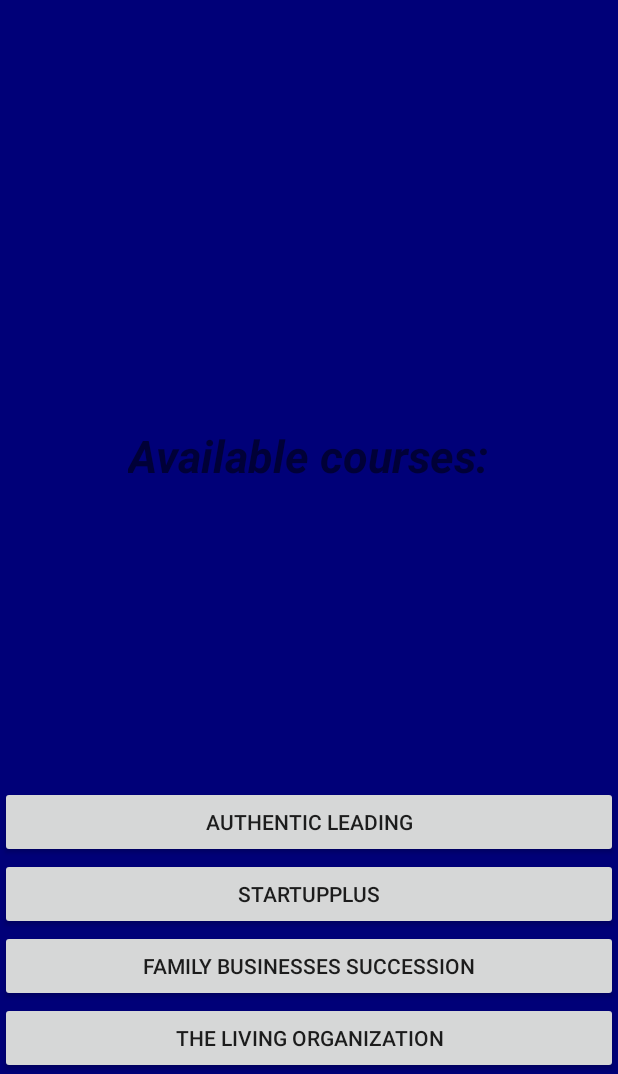
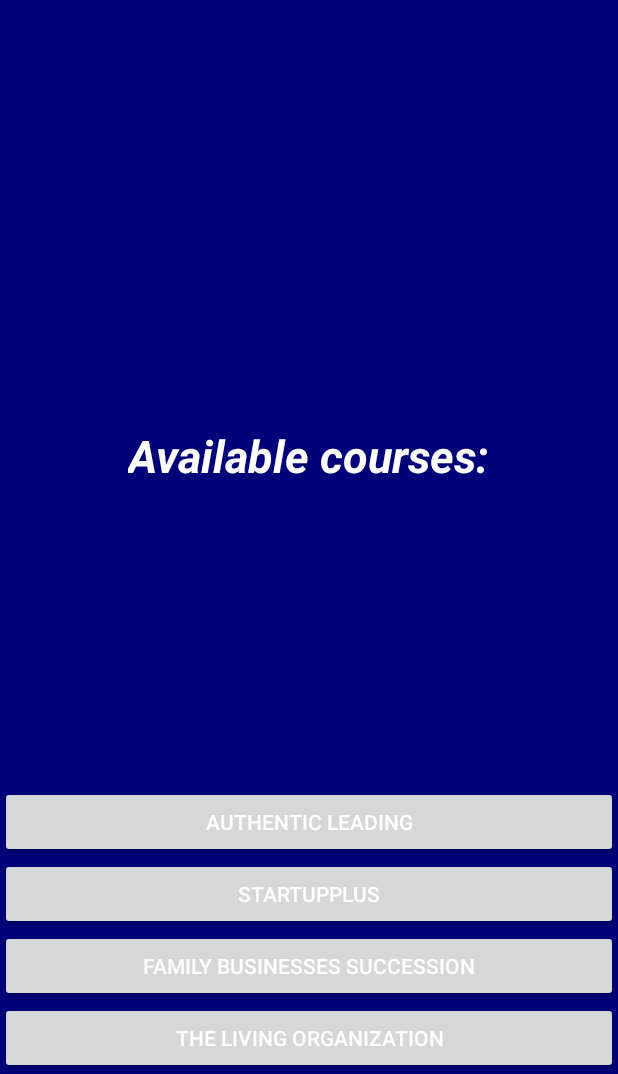
Before and after one commit to doggvalera/chrisevatt, an Android app: the layout mainpage.xml on its own in the app's theme, with its tools: preview values and no code run, on a phone screen of 412 x 824 dp, the part 162-1236 px from its top. Run offline under Robolectric (Android 15) with nearby library versions, the phone set to English and light mode, and no system bars.

Commit message:
Merge branch 'master' of C:\Users\VIO\AndroidStudioProjects\chrisevatt with conflicts.

```diff
--- a/app/src/main/res/layout/homepage.xml
+++ b/app/src/main/res/layout/homepage.xml
@@ -7,7 +7,7 @@
     <RelativeLayout
         android:layout_width="match_parent"
         android:layout_height="match_parent"
-        android:background="#130042"
+        android:background="@drawable/selector"
         >
 
         <TextView
--- a/app/src/main/res/layout/informationtext.xml
+++ b/app/src/main/res/layout/informationtext.xml
@@ -43,6 +43,7 @@
         android:layout_width="wrap_content"
         android:layout_height="wrap_content"
         android:text="More information"
+        android:textColor="#ffffff"
         android:id="@+id/button"
         android:layout_alignParentBottom="true"
         android:layout_alignParentLeft="true"
@@ -52,6 +53,7 @@
         android:layout_width="wrap_content"
         android:layout_height="wrap_content"
         android:text="Share"
+        android:textColor="#ffffff"
         android:id="@+id/button2"
         android:layout_alignParentBottom="true"
         android:layout_alignRight="@+id/textView"
--- a/app/src/main/res/layout/mainpage.xml
+++ b/app/src/main/res/layout/mainpage.xml
@@ -21,6 +21,8 @@
                 android:layout_width="210dp"
                 android:layout_height="wrap_content"
                 android:text="The living organization"
+
+                android:textColor="#ffffff"
                 android:id="@+id/btnLivOrg"
                 android:layout_gravity="center_horizontal"
                 android:layout_alignParentBottom="true"
@@ -35,6 +37,7 @@
                 android:layout_width="210dp"
                 android:layout_height="wrap_content"
                 android:text="StartupPLUS"
+                android:textColor="#ffffff"
                 android:id="@+id/button2"
                 android:layout_gravity="center_horizontal"
                 android:layout_above="@+id/button4"
@@ -47,6 +50,7 @@
                 android:layout_width="210dp"
                 android:layout_height="wrap_content"
                 android:text="Authentic Leading"
+                android:textColor="#ffffff"
                 android:id="@+id/button3"
                 android:layout_gravity="center_horizontal"
                 android:clickable="false"
@@ -60,6 +64,7 @@
                 android:layout_width="210dp"
                 android:layout_height="wrap_content"
                 android:text="Family Businesses Succession"
+                android:textColor="#ffffff"
                 android:id="@+id/button4"
                 android:layout_gravity="center_horizontal"
                 android:layout_above="@+id/btnLivOrg"
@@ -74,6 +79,7 @@
         android:text="Available courses:"
         android:id="@+id/textView"
         android:textSize="30sp"
+        android:textColor="#ffffff"
         android:textStyle="bold|italic"
         android:clickable="false"
         android:layout_centerVertical="true"
```
